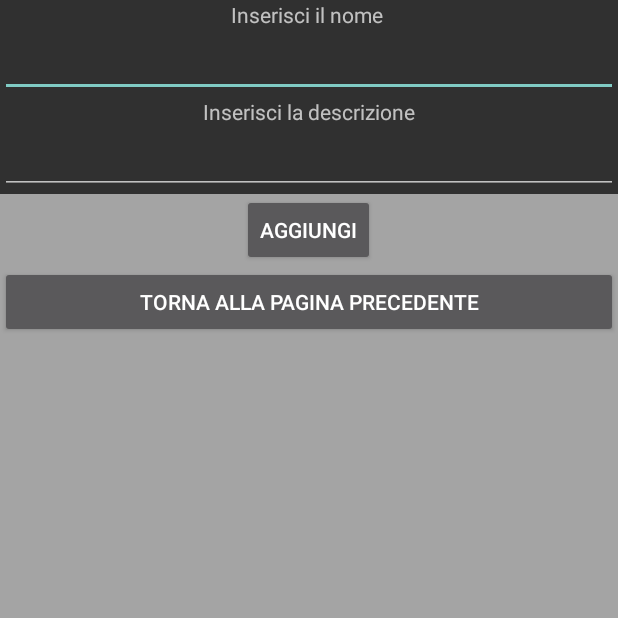
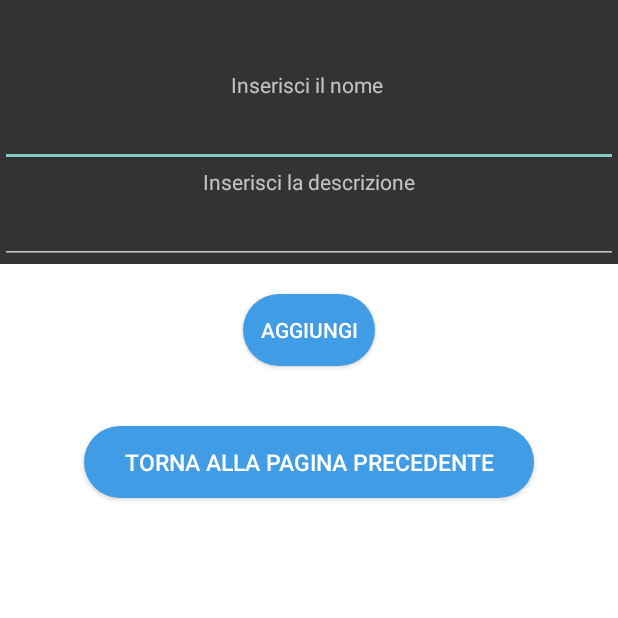
Before and after one commit to DanieleFerrillo/AppShopList, an Android app: the MainActivity2 screen opened directly, with no data from a screen before it, on a phone screen of 412 x 824 dp, the top half of it. Run offline under Robolectric (Android 15) with nearby library versions, the phone set to English and light mode, and no system bars.

Commit message:
Bottom
BTN Arrotondati

```diff
--- a/app/src/main/java/com/academy/shoplist/singleton/ShoplistDatabaseManager.java
+++ b/app/src/main/java/com/academy/shoplist/singleton/ShoplistDatabaseManager.java
@@ -71,5 +71,3 @@ public class ShoplistDatabaseManager extends DatabaseManager {
         database.delete(DbConstants.PRODOTTI_TABLE,)
     }
 }
-
-//ciao
--- /dev/null
+++ b/app/src/main/res/drawable/bottone_arrotondato.xml
@@ -0,0 +1,9 @@
+<?xml version="1.0" encoding="utf-8"?>
+<shape xmlns:android="http://schemas.android.com/apk/res/android"
+    android:shape="rectangle">
+
+    <solid android:color="@color/colorBottom"/>
+    <corners android:radius="150dp"/>
+
+
+</shape>
--- a/app/src/main/res/layout/second_activity.xml
+++ b/app/src/main/res/layout/second_activity.xml
@@ -2,6 +2,7 @@
 <LinearLayout xmlns:android="http://schemas.android.com/apk/res/android"
     android:layout_width="match_parent"
     android:layout_height="match_parent"
+    android:background="#333333"
     android:orientation="vertical">
 
 
@@ -9,6 +10,7 @@
         android:id="@+id/textView1"
         android:layout_width="match_parent"
         android:layout_height="wrap_content"
+        android:layout_marginTop="70px"
         android:gravity="center"
         android:text="Inserisci il nome " />
 
@@ -16,23 +18,25 @@
         android:id="@+id/testo1"
         android:layout_width="match_parent"
         android:layout_height="wrap_content"
-        android:inputType="text"/>
+        android:inputType="text" />
+
     <TextView
         android:id="@+id/textView2"
         android:layout_width="match_parent"
         android:layout_height="wrap_content"
         android:gravity="center"
         android:text="Inserisci la descrizione" />
+
     <EditText
         android:id="@+id/testo2"
         android:layout_width="match_parent"
         android:layout_height="wrap_content"
-        android:inputType="text"/>
+        android:inputType="text" />
 
     <LinearLayout
         android:layout_width="match_parent"
         android:layout_height="wrap_content"
-        android:background="#8FFFFFFF"
+        android:background="#FFFFFF"
         android:gravity="center_horizontal"
         android:orientation="horizontal">
 
@@ -40,6 +44,8 @@
             android:id="@+id/aggiungi"
             android:layout_width="wrap_content"
             android:layout_height="wrap_content"
+            android:layout_margin="30px"
+            android:background="@drawable/bottone_arrotondato"
             android:gravity="center"
             android:text="AGGIUNGI" />
     </LinearLayout>
@@ -47,21 +53,22 @@
     <LinearLayout
         android:layout_width="match_parent"
         android:layout_height="match_parent"
-        android:background="#8FFFFFFF"
+        android:background="#FFFFFF"
         android:gravity="center_horizontal"
         android:orientation="horizontal">
 
         <Button
             android:id="@+id/uccidi_activity"
-            android:layout_width="match_parent"
+            android:layout_width="300dp"
             android:layout_height="wrap_content"
+            android:layout_margin="30px"
+            android:background="@drawable/bottone_arrotondato"
             android:gravity="center"
-            android:text="TORNA ALLA PAGINA PRECEDENTE" />
+            android:text="TORNA ALLA PAGINA PRECEDENTE"
+            android:textSize="15sp"/>
+
+
+    </LinearLayout>
 
 
 </LinearLayout>
-
-
-
-
-</LinearLayout>
--- a/app/src/main/res/values/colors.xml
+++ b/app/src/main/res/values/colors.xml
@@ -3,4 +3,6 @@
     <color name="colorPrimary">#008577</color>
     <color name="colorPrimaryDark">#00574B</color>
     <color name="colorAccent">#D81B60</color>
+    <color name="colorBottom">#409CE4</color>
+
 </resources>
```
